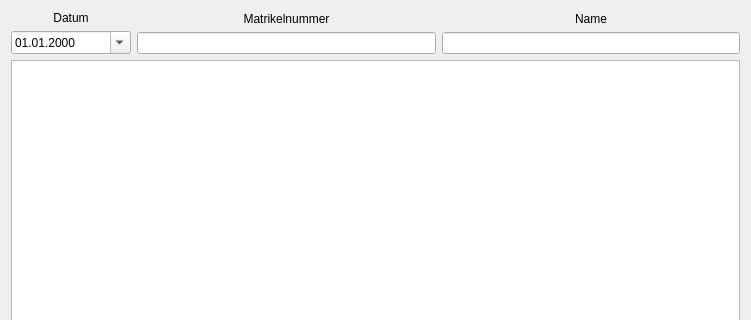
Old version of the form timestampdialog.ui in the repository Kopfwerk-Datensysteme/Power.Attendance; both pictures show x 0 to 751 and y 0 to 320 of the 751 by 473 pixel window.
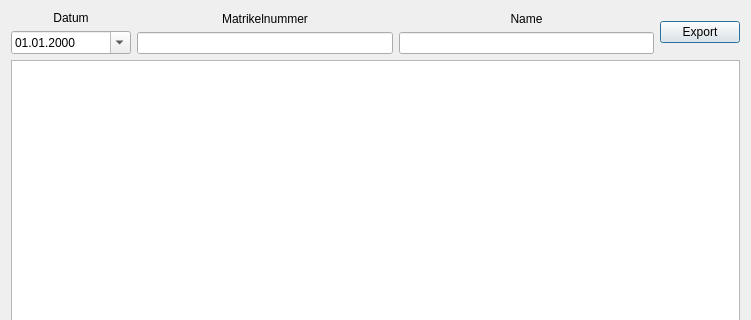
New version of the form.

Commit message: added export buttons to tables

Patch:
```diff
--- a/timestampdialog.ui
+++ b/timestampdialog.ui
@@ -82,6 +82,13 @@
          </item>
         </layout>
        </item>
+       <item>
+        <widget class="QPushButton" name="pushButtonExport">
+         <property name="text">
+          <string>Export</string>
+         </property>
+        </widget>
+       </item>
       </layout>
      </item>
      <item>
```
The commit also changes 1 other file.
